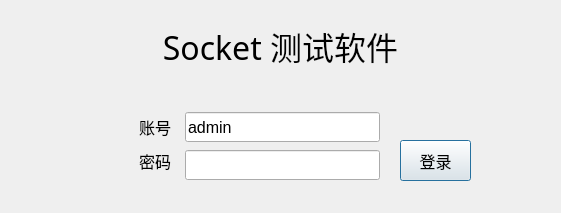
Old version of the form Base-Fvt/Base-Fvt/setups/users/usrlanddlg.ui in the repository ChinaClever/ScalePoint.
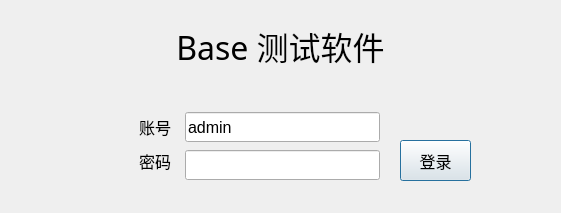
New version of the form.

What changed in the file:
```diff
--- a/Base-Fvt/Base-Fvt/setups/users/usrlanddlg.ui
+++ b/Base-Fvt/Base-Fvt/setups/users/usrlanddlg.ui
@@ -178,7 +178,7 @@
     <string notr="true"/>
    </property>
    <property name="text">
-    <string>Socket 测试软件</string>
+    <string>Base 测试软件</string>
    </property>
    <property name="alignment">
     <set>Qt::AlignCenter</set>
```
